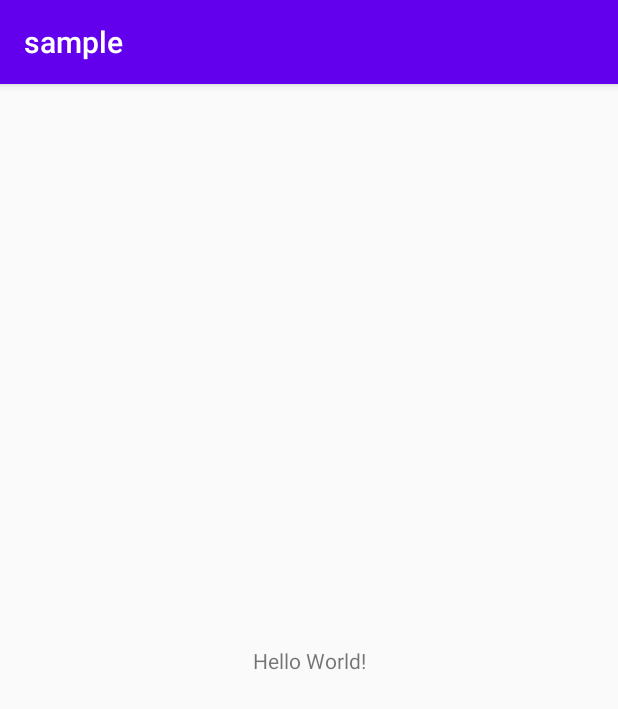
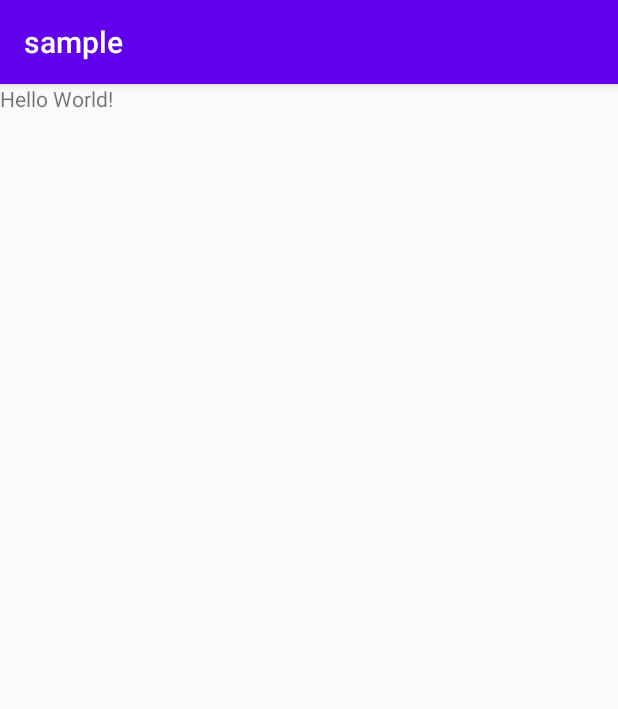
Before and after one commit to drahovac/android-file-save, an Android app: the screen it shows after launch (MainActivity), on a phone screen of 412 x 824 dp. Shown: the top 709 px of the screen. Run offline under Robolectric (Android 15) with nearby library versions, the phone set to English and light mode, and no system bars.

```diff
--- a/build.gradle.kts
+++ b/build.gradle.kts
@@ -1,14 +1,12 @@
 // Top-level build file where you can add configuration options common to all sub-projects/modules.
 buildscript {
-     val kotlin_version = "1.4.0"
-
     repositories {
         google()
         jcenter()
     }
     dependencies {
-        classpath("com.android.tools.build:gradle:4.0.1")
-        classpath("org.jetbrains.kotlin:kotlin-gradle-plugin:$kotlin_version")
+        classpath(AndroidDependencies.plugin)
+        classpath(KotlinDependencies.kotlinPlugin)
 
         // NOTE: Do not place your application dependencies here; they belong
         // in the individual module build.gradle.kts files
--- a/sample/src/main/res/layout/activity_main.xml
+++ b/sample/src/main/res/layout/activity_main.xml
@@ -1,18 +1,15 @@
 <?xml version="1.0" encoding="utf-8"?>
-<androidx.constraintlayout.widget.ConstraintLayout xmlns:android="http://schemas.android.com/apk/res/android"
+<LinearLayout xmlns:android="http://schemas.android.com/apk/res/android"
     xmlns:app="http://schemas.android.com/apk/res-auto"
     xmlns:tools="http://schemas.android.com/tools"
     android:layout_width="match_parent"
     android:layout_height="match_parent"
+   android:orientation="vertical"
     tools:context=".MainActivity">
 
     <TextView
         android:layout_width="wrap_content"
         android:layout_height="wrap_content"
-        android:text="Hello World!"
-        app:layout_constraintBottom_toBottomOf="parent"
-        app:layout_constraintLeft_toLeftOf="parent"
-        app:layout_constraintRight_toRightOf="parent"
-        app:layout_constraintTop_toTopOf="parent" />
+        android:text="Hello World!" />
 
-</androidx.constraintlayout.widget.ConstraintLayout>
+</LinearLayout>
```
Also changed, not shown: buildSrc/build.gradle.kts (added, +7 -0 lines), buildSrc/src/main/java/Dependencies.kt (added, +27 -0 lines), file-save/build.gradle.kts (+6 -6 lines), sample/build.gradle.kts (+6 -7 lines).
